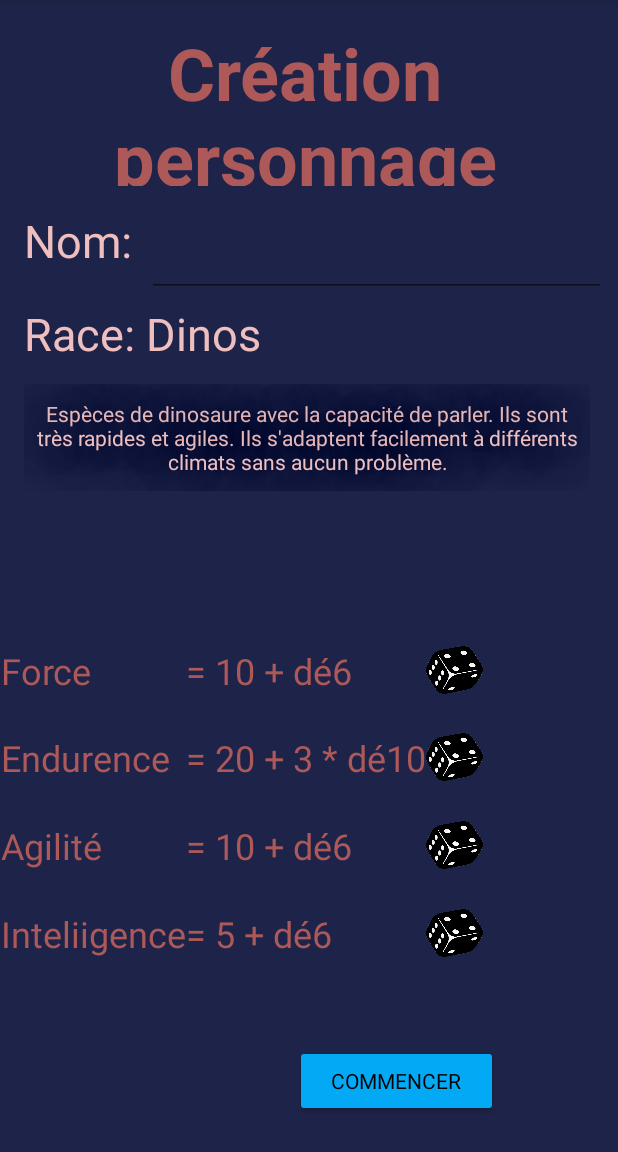
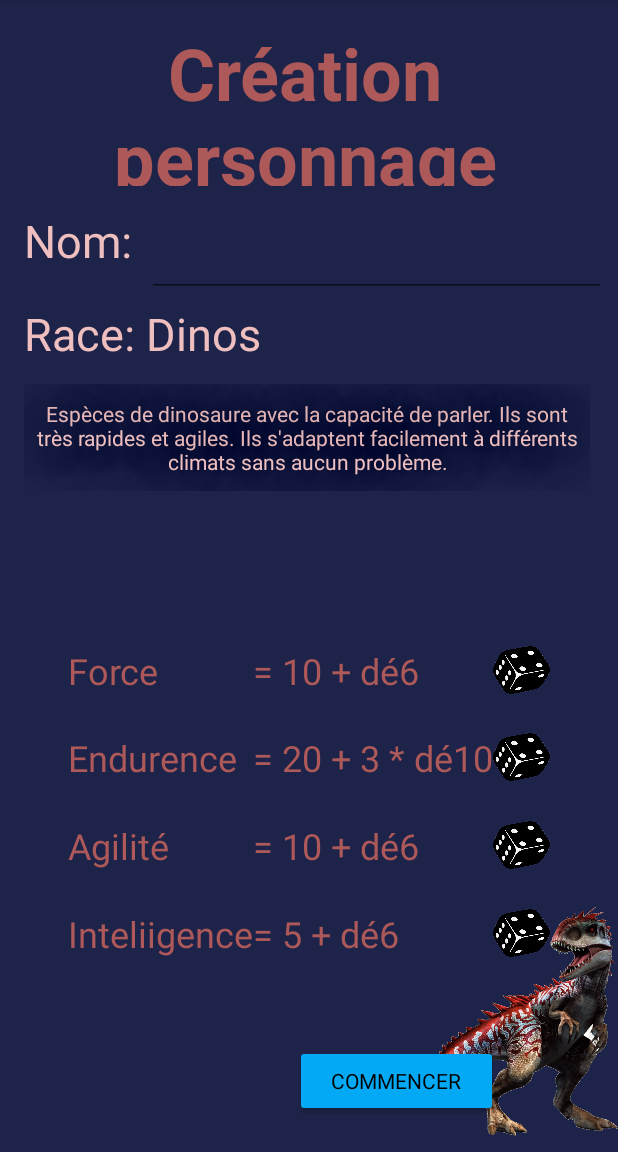
Before and after one commit to AlexW1993/LombredesPurges, an Android app: the CreationPersonnage screen opened through its navigation route, on a phone screen of 412 x 824 dp, the part 84-1236 px from its top. Run offline under Robolectric (Android 15) with nearby library versions, the phone set to English and light mode, and no system bars; Roboto replaces fonts that are not available here; 4 statements that could not run were skipped.

Commit message:
ajout de l'image monstre

```diff
--- a/LombredesPurges/app/src/main/java/com/example/lombredespurges/CreationPersonnage.java
+++ b/LombredesPurges/app/src/main/java/com/example/lombredespurges/CreationPersonnage.java
@@ -66,15 +66,15 @@ public class CreationPersonnage extends Fragment {
         String nomRace = getArguments().getString("race");
 
         if (nomRace.equals("via")) {
-            //raceImage.setImageDrawable(getResources().getDrawable(R.drawable.via));
+            raceImage.setImageDrawable(getResources().getDrawable(R.drawable.via));
             raceNom.setText("Race: V.I.A.");
             raceDescription.setText(R.string.descriptionVia);
         } else if (nomRace.equals("kaqchikam")) {
-            //raceImage.setImageDrawable(getResources().getDrawable(R.drawable.kaqchikam));
+            raceImage.setImageDrawable(getResources().getDrawable(R.drawable.kaqchikam));
             raceNom.setText("Race: Kaqchikam");
             raceDescription.setText(R.string.descriptionKaqchikam);
         } else if (nomRace.equals("dino")) {
-            //raceImage.setImageDrawable(getResources().getDrawable(R.drawable.dinoh));
+            raceImage.setImageDrawable(getResources().getDrawable(R.drawable.dinoh));
             raceNom.setText("Race: Dino");
             raceDescription.setText(R.string.descriptionDino);
         }
--- a/LombredesPurges/app/src/main/res/layout/creation_personnage.xml
+++ b/LombredesPurges/app/src/main/res/layout/creation_personnage.xml
@@ -86,6 +86,16 @@
         app:layout_constraintStart_toStartOf="parent"
         app:layout_constraintTop_toBottomOf="@+id/race_texte" />
 
+    <ImageView
+        android:id="@+id/race"
+        android:layout_width="170dp"
+        android:layout_height="166dp"
+        android:layout_marginBottom="4dp"
+        android:contentDescription="TODO"
+        app:layout_constraintBottom_toBottomOf="parent"
+        app:layout_constraintEnd_toEndOf="parent"
+        app:srcCompat="@drawable/dinoh" />
+
     <TextView
         android:id="@+id/textView16"
         android:layout_width="78dp"
@@ -102,7 +112,7 @@
 
     <TableLayout
         android:id="@+id/tableLayout"
-        android:layout_width="411dp"
+        android:layout_width="wrap_content"
         android:layout_height="234dp"
         app:layout_constraintBottom_toBottomOf="parent"
         app:layout_constraintEnd_toEndOf="parent"
@@ -112,7 +122,7 @@
         <TableRow
             android:layout_width="match_parent"
             android:layout_height="match_parent"
-            android:layout_weight="1" >
+            android:layout_weight="1">
 
             <TextView
                 android:id="@+id/textView11"
@@ -124,7 +134,7 @@
 
             <TextView
                 android:id="@+id/textView22"
-                android:layout_width="wrap_content"
+                android:layout_width="match_parent"
                 android:layout_height="wrap_content"
                 android:text="= 10 + dé6"
                 android:textColor="#AE5959"
@@ -142,7 +152,7 @@
         <TableRow
             android:layout_width="match_parent"
             android:layout_height="match_parent"
-            android:layout_weight="1" >
+            android:layout_weight="1">
 
             <TextView
                 android:id="@+id/textView19"
@@ -171,7 +181,7 @@
         <TableRow
             android:layout_width="match_parent"
             android:layout_height="match_parent"
-            android:layout_weight="1" >
+            android:layout_weight="1">
 
             <TextView
                 android:id="@+id/textView20"
@@ -200,7 +210,7 @@
         <TableRow
             android:layout_width="match_parent"
             android:layout_height="match_parent"
-            android:layout_weight="1" >
+            android:layout_weight="1">
 
             <TextView
                 android:id="@+id/textView21"
--- a/LombredesPurges/app/src/main/res/layout/creation_personnage1.xml
+++ b/LombredesPurges/app/src/main/res/layout/creation_personnage1.xml
@@ -43,7 +43,7 @@
         app:layout_constraintTop_toTopOf="parent" />
 
     <ImageView
-        android:id="@+id/race"
+        android:id="@+id/race3"
         android:layout_width="437dp"
         android:layout_height="334dp"
         android:layout_marginBottom="4dp"
```
